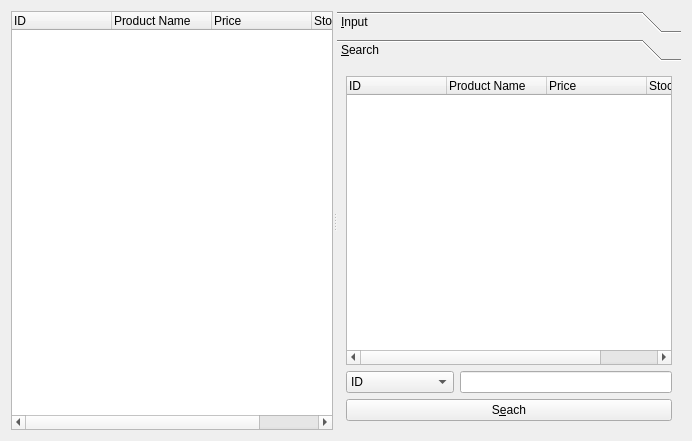
This is qt-master3/qt-master/CSApp/productmanagerform.ui in chelly1995/qt as Qt 5 draws it before an edit. The edited form follows.
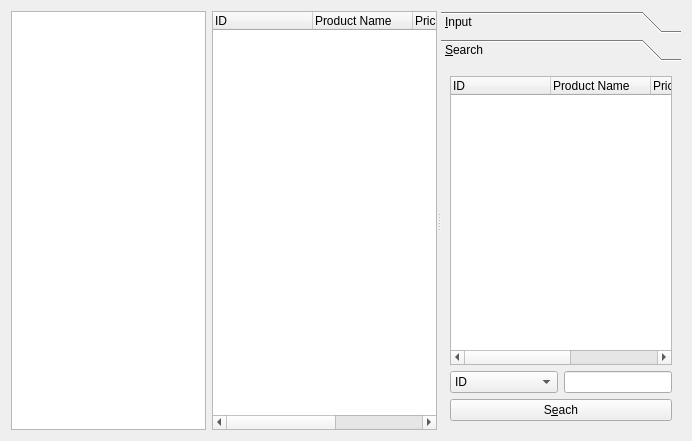
This is the edited form.

```diff
--- a/qt-master3/qt-master/CSApp/productmanagerform.ui
+++ b/qt-master3/qt-master/CSApp/productmanagerform.ui
@@ -14,7 +14,7 @@
    <string>Form</string>
   </property>
   <layout class="QGridLayout" name="gridLayout">
-   <item row="0" column="0">
+   <item row="0" column="1">
     <layout class="QHBoxLayout" name="horizontalLayout_3">
      <item>
       <widget class="QSplitter" name="splitter">
@@ -168,7 +168,7 @@
           <rect>
            <x>0</x>
            <y>0</y>
-           <width>346</width>
+           <width>241</width>
            <height>379</height>
           </rect>
          </property>
@@ -249,6 +249,9 @@
      </item>
     </layout>
    </item>
+   <item row="0" column="0">
+    <widget class="QTableView" name="producttableView"/>
+   </item>
   </layout>
  </widget>
  <resources/>
```
Left out of the diff: 2 changed lines with no effect on the pictures.
